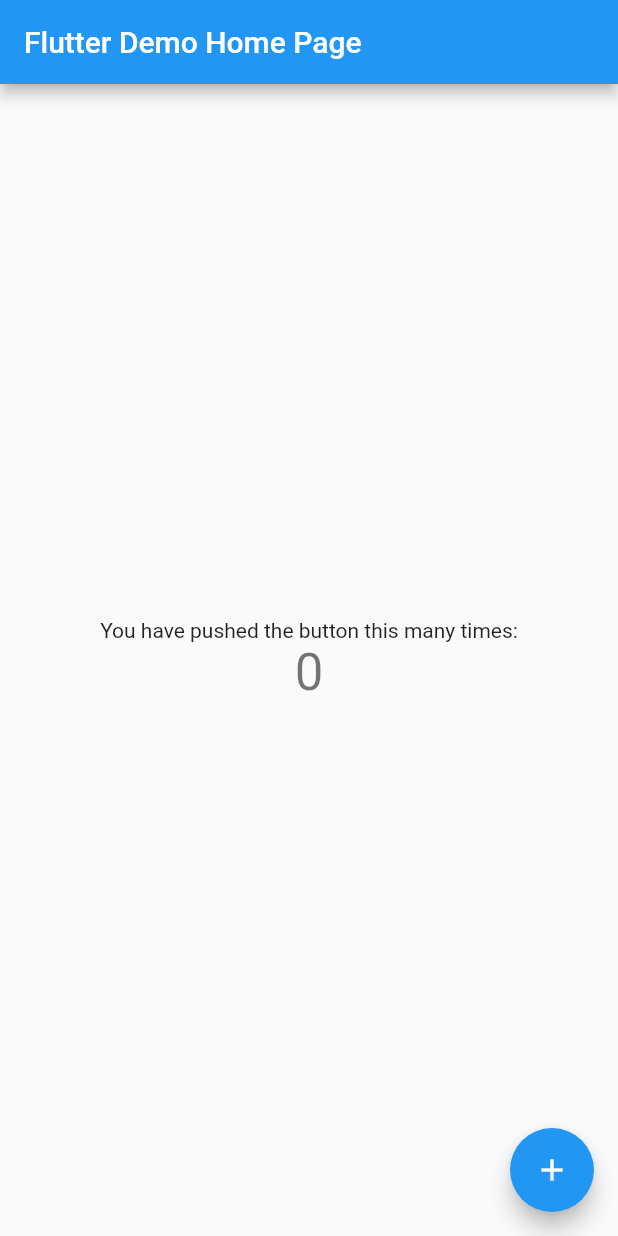
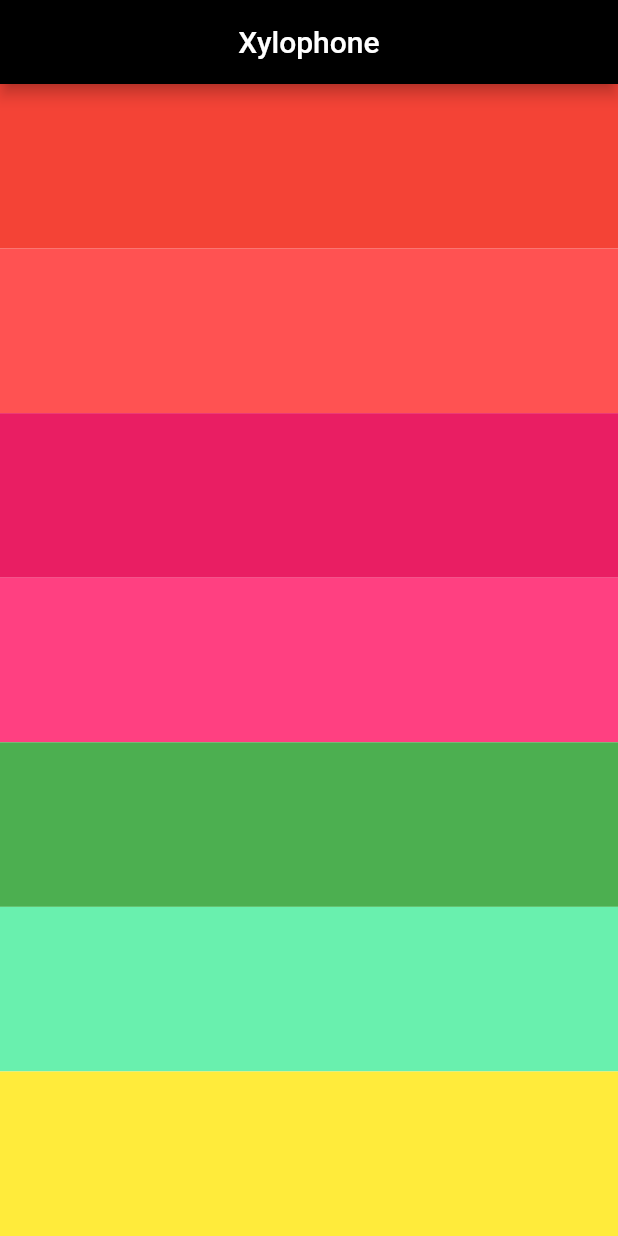
Before and after one commit to wgs1989/flutter_codigo_xylophone, a Flutter app: the screen it shows after launch, on a phone screen of 412 x 824 dp. Run offline on Flutter 3.47's test engine with Material 2 defaults, Android fonts, the phone set to English and light mode, and no system bars; our stand-ins replace audioplayers.

Commit message:
Xylophone 1

```diff
--- a/lib/main.dart
+++ b/lib/main.dart
@@ -1,115 +1,64 @@
+import 'package:audioplayers/audioplayers.dart';
 import 'package:flutter/material.dart';
 
 void main() {
-  runApp(const MyApp());
+  runApp(MyApp());
 }
 
 class MyApp extends StatelessWidget {
-  const MyApp({Key? key}) : super(key: key);
-
-  // This widget is the root of your application.
   @override
   Widget build(BuildContext context) {
     return MaterialApp(
-      title: 'Flutter Demo',
-      theme: ThemeData(
-        // This is the theme of your application.
-        //
-        // Try running your application with "flutter run". You'll see the
-        // application has a blue toolbar. Then, without quitting the app, try
-        // changing the primarySwatch below to Colors.green and then invoke
-        // "hot reload" (press "r" in the console where you ran "flutter run",
-        // or simply save your changes to "hot reload" in a Flutter IDE).
-        // Notice that the counter didn't reset back to zero; the application
-        // is not restarted.
-        primarySwatch: Colors.blue,
-      ),
-      home: const MyHomePage(title: 'Flutter Demo Home Page'),
+      home: HomePage(),
     );
   }
 }
 
-class MyHomePage extends StatefulWidget {
-  const MyHomePage({Key? key, required this.title}) : super(key: key);
+class HomePage extends StatelessWidget {
+  AudioCache audioCache = AudioCache();
 
-  // This widget is the home page of your application. It is stateful, meaning
-  // that it has a State object (defined below) that contains fields that affect
-  // how it looks.
+  void playNote(int note) {
+    audioCache.play('audios/note$note.wav');
+  }
 
-  // This class is the configuration for the state. It holds the values (in this
-  // case the title) provided by the parent (in this case the App widget) and
-  // used by the build method of the State. Fields in a Widget subclass are
-  // always marked "final".
-
-  final String title;
-
-  @override
-  State<MyHomePage> createState() => _MyHomePageState();
-}
-
-class _MyHomePageState extends State<MyHomePage> {
-  int _counter = 0;
-
-  void _incrementCounter() {
-    setState(() {
-      // This call to setState tells the Flutter framework that something has
-      // changed in this State, which causes it to rerun the build method below
-      // so that the display can reflect the updated values. If we changed
-      // _counter without calling setState(), then the build method would not be
-      // called again, and so nothing would appear to happen.
-      _counter++;
-    });
+  Widget buildKey({required Color colorKey, required int note}) {
+    return Expanded(
+      child: Container(
+        color: colorKey,
+        child: TextButton(
+          onPressed: () {
+            playNote(note);
+          },
+          child: Text(""),
+        ),
+      ),
+    );
   }
 
   @override
   Widget build(BuildContext context) {
-    // This method is rerun every time setState is called, for instance as done
-    // by the _incrementCounter method above.
-    //
-    // The Flutter framework has been optimized to make rerunning build methods
-    // fast, so that you can just rebuild anything that needs updating rather
-    // than having to individually change instances of widgets.
     return Scaffold(
       appBar: AppBar(
-        // Here we take the value from the MyHomePage object that was created by
-        // the App.build method, and use it to set our appbar title.
-        title: Text(widget.title),
+        backgroundColor: Colors.black,
+        title: Text('Xylophone'),
+        centerTitle: true,
       ),
-      body: Center(
-        // Center is a layout widget. It takes a single child and positions it
-        // in the middle of the parent.
-        child: Column(
-          // Column is also a layout widget. It takes a list of children and
-          // arranges them vertically. By default, it sizes itself to fit its
-          // children horizontally, and tries to be as tall as its parent.
-          //
-          // Invoke "debug painting" (press "p" in the console, choose the
-          // "Toggle Debug Paint" action from the Flutter Inspector in Android
-          // Studio, or the "Toggle Debug Paint" command in Visual Studio Code)
-          // to see the wireframe for each widget.
-          //
-          // Column has various properties to control how it sizes itself and
-          // how it positions its children. Here we use mainAxisAlignment to
-          // center the children vertically; the main axis here is the vertical
-          // axis because Columns are vertical (the cross axis would be
-          // horizontal).
-          mainAxisAlignment: MainAxisAlignment.center,
-          children: <Widget>[
-            const Text(
-              'You have pushed the button this many times:',
-            ),
-            Text(
-              '$_counter',
-              style: Theme.of(context).textTheme.headline4,
-            ),
-          ],
-        ),
+      body: Column(
+        crossAxisAlignment: CrossAxisAlignment.stretch,
+        children: [
+          // buildKey(Colors.indigo, 1),
+          // buildKey(Colors.pink, 2),
+          // buildKey(Colors.green, 3),
+          // buildKey(Colors.yellow, 4),
+          buildKey(colorKey: Colors.red, note: 1),
+          buildKey(colorKey: Colors.redAccent, note: 2),
+          buildKey(colorKey: Colors.pink, note: 3),
+          buildKey(colorKey: Colors.pinkAccent, note: 4),
+          buildKey(colorKey: Colors.green, note: 5),
+          buildKey(colorKey: Colors.greenAccent, note: 6),
+          buildKey(colorKey: Colors.yellow, note: 7),
+        ],
       ),
-      floatingActionButton: FloatingActionButton(
-        onPressed: _incrementCounter,
-        tooltip: 'Increment',
-        child: const Icon(Icons.add),
-      ), // This trailing comma makes auto-formatting nicer for build methods.
     );
   }
 }
--- a/pubspec.yaml
+++ b/pubspec.yaml
@@ -31,9 +31,11 @@
     sdk: flutter
 
 
+
   # The following adds the Cupertino Icons font to your application.
   # Use with the CupertinoIcons class for iOS style icons.
   cupertino_icons: ^1.0.2
+  audioplayers: ^0.20.1
 
 dev_dependencies:
   flutter_test:
@@ -58,8 +60,8 @@
   uses-material-design: true
 
   # To add assets to your application, add an assets section, like this:
-  # assets:
-  #   - images/a_dot_burr.jpeg
+  assets:
+    - assets/audios/
   #   - images/a_dot_ham.jpeg
 
   # An image asset can refer to one or more resolution-specific "variants", see
```
Also changed, not shown: pubspec.lock, 8 other files.
